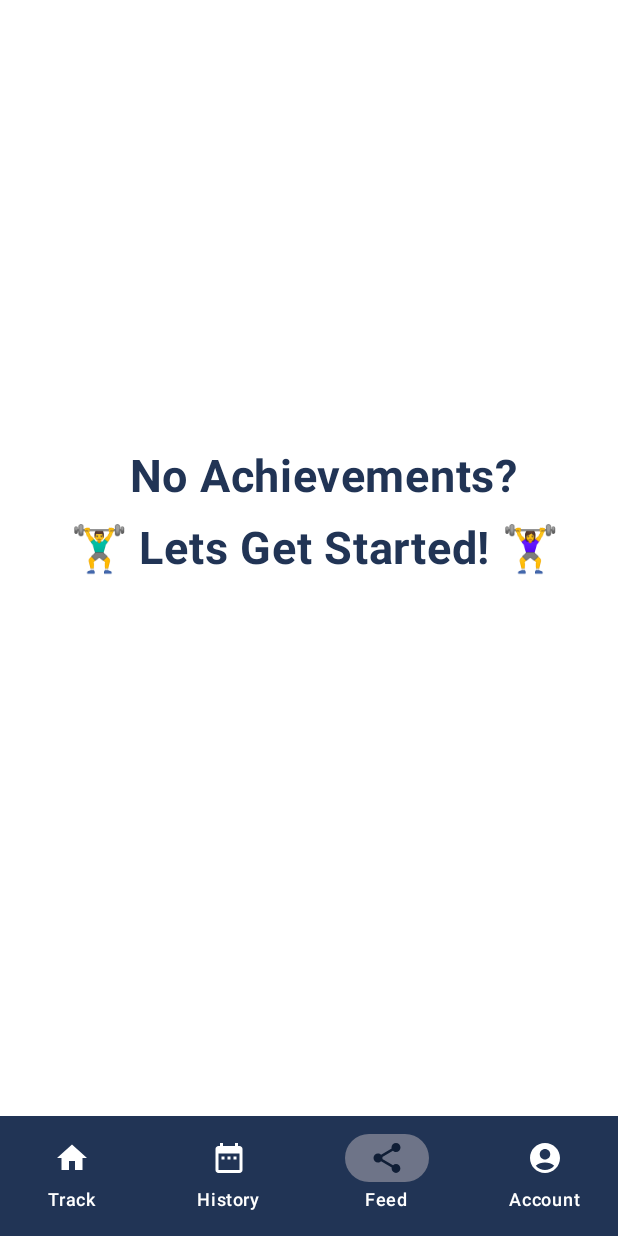
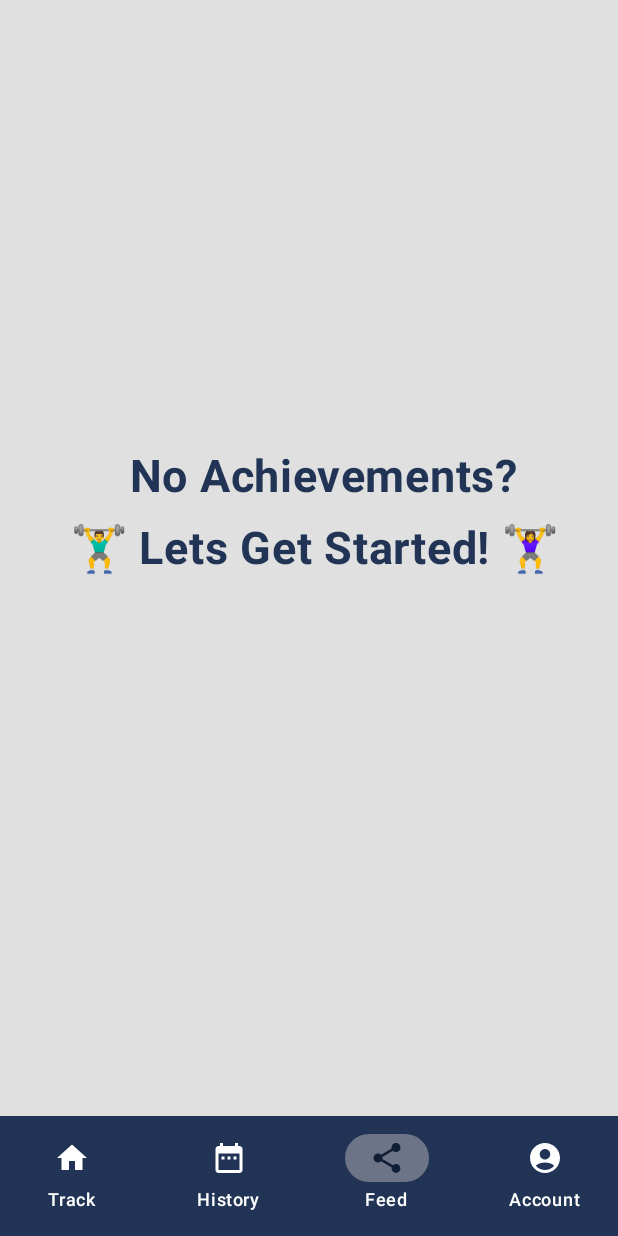
Before and after one commit to icomp4/PeakPhysique, an Android app built with Jetpack Compose: the screen it shows after launch (MainActivity), after a tap on "Login", on a phone screen of 412 x 824 dp. Run offline under Robolectric (Android 15) with nearby library versions, the phone set to English and light mode, and no system bars; our stand-ins replace Room's generated code.

Commit message:
modified main earlier, restoring to original

```diff
--- a/app/src/main/java/com/peakphysique/app/MainActivity.kt
+++ b/app/src/main/java/com/peakphysique/app/MainActivity.kt
@@ -7,11 +7,14 @@ import androidx.activity.enableEdgeToEdge
 import androidx.compose.foundation.background
 import androidx.compose.foundation.layout.Box
 import androidx.compose.foundation.layout.fillMaxSize
+import androidx.compose.foundation.layout.padding
+import androidx.compose.material3.Scaffold
 import androidx.compose.ui.Alignment
 import androidx.compose.ui.Modifier
 import androidx.compose.ui.graphics.Color
 import com.peakphysique.app.controller.Navigation
 import com.peakphysique.app.ui.theme.PeakPhysiqueTheme
+import com.peakphysique.app.view.RegisterScreen
 
 class MainActivity : ComponentActivity() {
     override fun onCreate(savedInstanceState: Bundle?) {
@@ -20,7 +23,7 @@ class MainActivity : ComponentActivity() {
         setContent {
             PeakPhysiqueTheme() {
                 Box(contentAlignment = Alignment.Center, modifier = Modifier.fillMaxSize().background(
-                    Color(0xFFFFFFFF)
+                    Color(0xFFE0E0E0)
                 )) {
                     Navigation()
                 }
```
